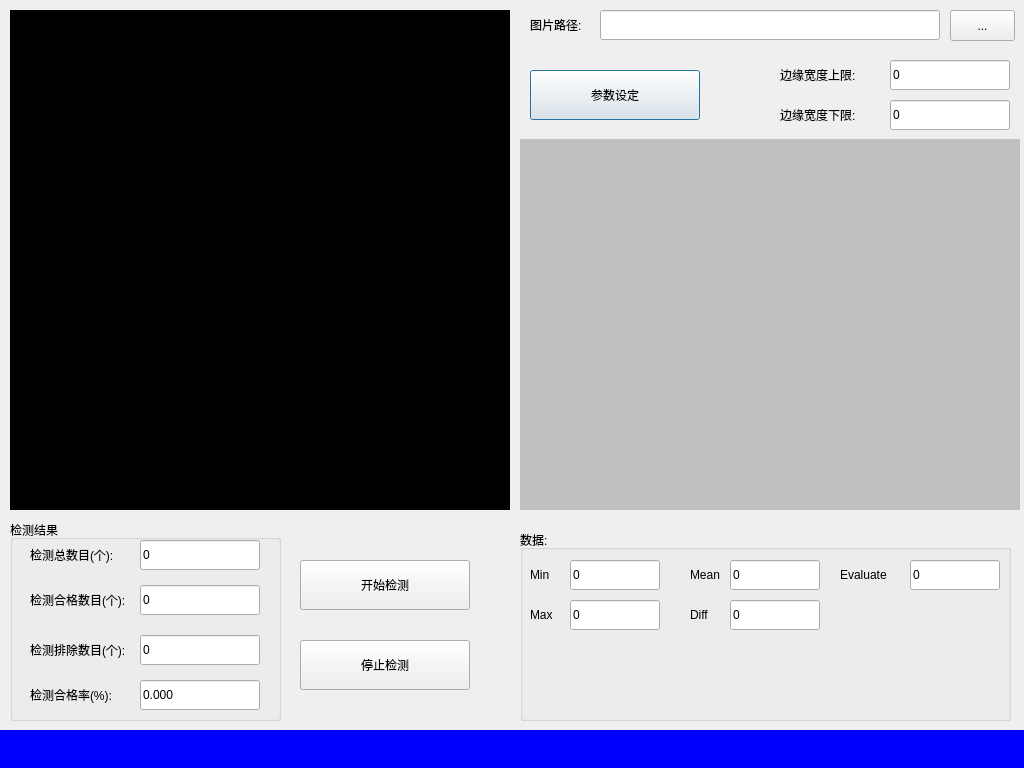
Old version of the form glassDetect/res/glassdetectdlg.ui in the repository Arvin-He/projects.
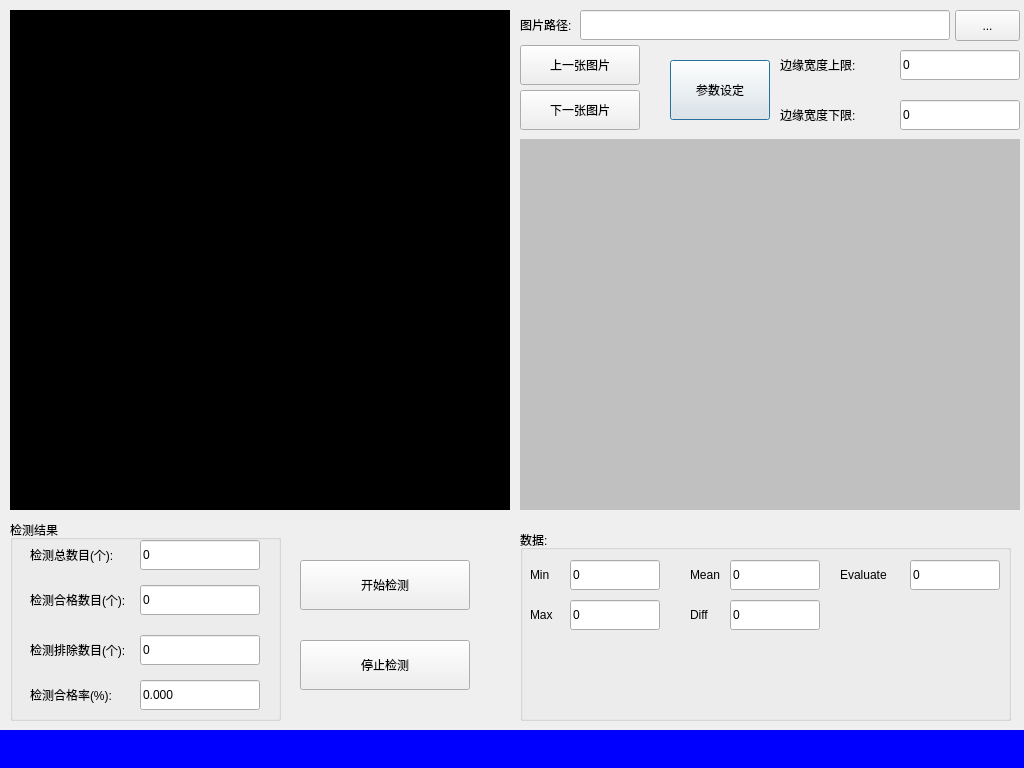
New version of the form.

```diff
--- a/glassDetect/res/glassdetectdlg.ui
+++ b/glassDetect/res/glassdetectdlg.ui
@@ -32,10 +32,10 @@
   <widget class="QPushButton" name="paramSettingBtn">
    <property name="geometry">
     <rect>
-     <x>530</x>
-     <y>70</y>
-     <width>170</width>
-     <height>50</height>
+     <x>670</x>
+     <y>60</y>
+     <width>100</width>
+     <height>60</height>
     </rect>
    </property>
    <property name="text">
@@ -244,7 +244,7 @@
   <widget class="QPushButton" name="loadImageBtn">
    <property name="geometry">
     <rect>
-     <x>950</x>
+     <x>955</x>
      <y>10</y>
      <width>65</width>
      <height>31</height>
@@ -257,9 +257,9 @@
   <widget class="QLineEdit" name="imagePathEdit">
    <property name="geometry">
     <rect>
-     <x>600</x>
+     <x>580</x>
      <y>10</y>
-     <width>340</width>
+     <width>370</width>
      <height>30</height>
     </rect>
    </property>
@@ -267,7 +267,7 @@
   <widget class="QLabel" name="label">
    <property name="geometry">
     <rect>
-     <x>530</x>
+     <x>520</x>
      <y>10</y>
      <width>60</width>
      <height>30</height>
@@ -424,7 +424,7 @@
    <property name="geometry">
     <rect>
      <x>780</x>
-     <y>60</y>
+     <y>50</y>
      <width>100</width>
      <height>30</height>
     </rect>
@@ -436,8 +436,8 @@
   <widget class="QLineEdit" name="upLimitEdit">
    <property name="geometry">
     <rect>
-     <x>890</x>
-     <y>60</y>
+     <x>900</x>
+     <y>50</y>
      <width>120</width>
      <height>30</height>
     </rect>
@@ -455,7 +455,7 @@
   <widget class="QLineEdit" name="downLimitEdit">
    <property name="geometry">
     <rect>
-     <x>890</x>
+     <x>900</x>
      <y>100</y>
      <width>120</width>
      <height>30</height>
@@ -484,6 +484,32 @@
     <string>边缘宽度下限:</string>
    </property>
   </widget>
+  <widget class="QPushButton" name="prevImgBtn">
+   <property name="geometry">
+    <rect>
+     <x>520</x>
+     <y>45</y>
+     <width>120</width>
+     <height>40</height>
+    </rect>
+   </property>
+   <property name="text">
+    <string>上一张图片</string>
+   </property>
+  </widget>
+  <widget class="QPushButton" name="nextImgBtn">
+   <property name="geometry">
+    <rect>
+     <x>520</x>
+     <y>90</y>
+     <width>120</width>
+     <height>40</height>
+    </rect>
+   </property>
+   <property name="text">
+    <string>下一张图片</string>
+   </property>
+  </widget>
  </widget>
  <resources/>
  <connections/>
```
Left out of the diff: 17 changed lines with no effect on the pictures.
